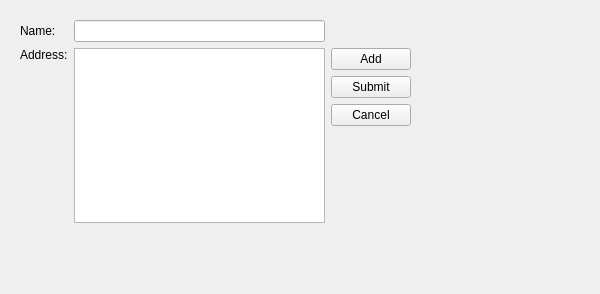
The window that doc/examples/addressbook-sdk/part3/addressbook.ui (qt-creator/qt-creator) describes before a commit, drawn with Qt 5.
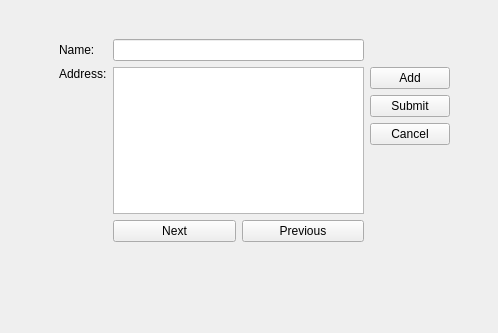
The same window after the commit.

What changed in the file:
```diff
--- a/doc/examples/addressbook-sdk/part3/addressbook.ui
+++ b/doc/examples/addressbook-sdk/part3/addressbook.ui
@@ -6,8 +6,8 @@
    <rect>
     <x>0</x>
     <y>0</y>
-    <width>600</width>
-    <height>294</height>
+    <width>498</width>
+    <height>333</height>
    </rect>
   </property>
   <property name="windowTitle">
@@ -16,8 +16,8 @@
   <widget class="QWidget" name="layoutWidget">
    <property name="geometry">
     <rect>
-     <x>9</x>
-     <y>9</y>
+     <x>48</x>
+     <y>28</y>
      <width>413</width>
      <height>225</height>
     </rect>
@@ -84,6 +84,24 @@
       </item>
      </layout>
     </item>
+    <item row="2" column="1">
+     <layout class="QHBoxLayout" name="horizontalLayout">
+      <item>
+       <widget class="QPushButton" name="nextButton">
+        <property name="text">
+         <string>Next</string>
+        </property>
+       </widget>
+      </item>
+      <item>
+       <widget class="QPushButton" name="previousButton">
+        <property name="text">
+         <string>Previous</string>
+        </property>
+       </widget>
+      </item>
+     </layout>
+    </item>
    </layout>
   </widget>
  </widget>
```
